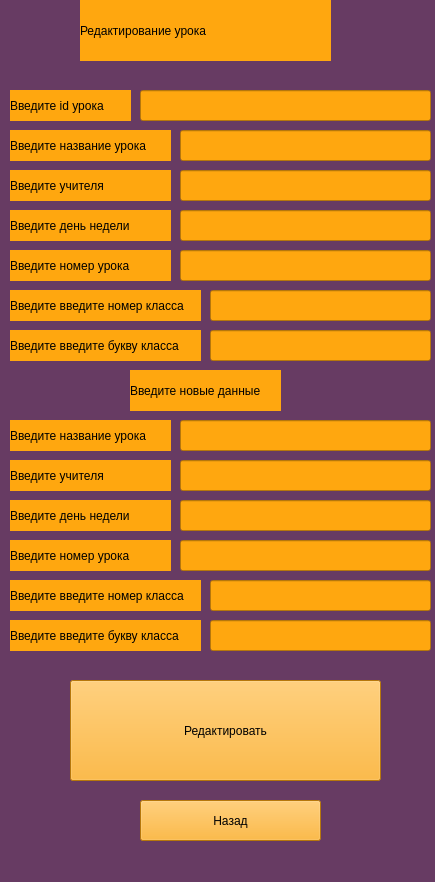
geoiva05/clever_placing, file data/editing_time_table.ui: the form before one commit.
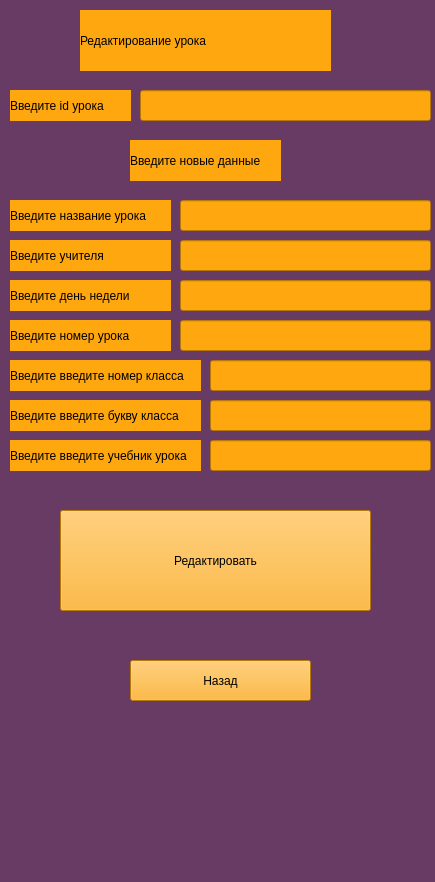
The form after the commit.

What changed in the file:
```diff
--- a/data/editing_time_table.ui
+++ b/data/editing_time_table.ui
@@ -21,7 +21,7 @@
     <property name="geometry">
      <rect>
       <x>80</x>
-      <y>0</y>
+      <y>10</y>
       <width>251</width>
       <height>61</height>
      </rect>
@@ -39,64 +39,6 @@
      <string>Редактирование урока</string>
     </property>
    </widget>
-   <widget class="QLineEdit" name="subject">
-    <property name="geometry">
-     <rect>
-      <x>180</x>
-      <y>130</y>
-      <width>251</width>
-      <height>31</height>
-     </rect>
-    </property>
-    <property name="styleSheet">
-     <string notr="true">background-color: rgb(255, 167, 15);</string>
-    </property>
-   </widget>
-   <widget class="QLineEdit" name="teacher">
-    <property name="geometry">
-     <rect>
-      <x>180</x>
-      <y>170</y>
-      <width>251</width>
-      <height>31</height>
-     </rect>
-    </property>
-    <property name="styleSheet">
-     <string notr="true">background-color: rgb(255, 167, 15);</string>
-    </property>
-   </widget>
-   <widget class="QLabel" name="label_3">
-    <property name="geometry">
-     <rect>
-      <x>10</x>
-      <y>130</y>
-      <width>161</width>
-      <height>31</height>
-     </rect>
-    </property>
-    <property name="styleSheet">
-     <string notr="true">background-color: rgb(255, 167, 15);</string>
-    </property>
-    <property name="text">
-     <string>Введите название урока</string>
-    </property>
-   </widget>
-   <widget class="QLabel" name="label_5">
-    <property name="geometry">
-     <rect>
-      <x>10</x>
-      <y>170</y>
-      <width>161</width>
-      <height>31</height>
-     </rect>
-    </property>
-    <property name="styleSheet">
-     <string notr="true">background-color: rgb(255, 167, 15);</string>
-    </property>
-    <property name="text">
-     <string>Введите учителя</string>
-    </property>
-   </widget>
    <widget class="QLabel" name="label_7">
     <property name="geometry">
      <rect>
@@ -126,27 +68,11 @@
      <string notr="true">background-color: rgb(255, 167, 15);</string>
     </property>
    </widget>
-   <widget class="QLabel" name="label_8">
-    <property name="geometry">
-     <rect>
-      <x>20</x>
-      <y>330</y>
-      <width>151</width>
-      <height>31</height>
-     </rect>
-    </property>
-    <property name="styleSheet">
-     <string notr="true">background-color: rgb(255, 167, 15);</string>
-    </property>
-    <property name="text">
-     <string>Введите новый данные</string>
-    </property>
-   </widget>
    <widget class="QLabel" name="label_9">
     <property name="geometry">
      <rect>
       <x>10</x>
-      <y>580</y>
+      <y>360</y>
       <width>191</width>
       <height>31</height>
      </rect>
@@ -162,7 +88,7 @@
     <property name="geometry">
      <rect>
       <x>10</x>
-      <y>420</y>
+      <y>200</y>
       <width>161</width>
       <height>31</height>
      </rect>
@@ -178,7 +104,7 @@
     <property name="geometry">
      <rect>
       <x>10</x>
-      <y>460</y>
+      <y>240</y>
       <width>161</width>
       <height>31</height>
      </rect>
@@ -194,7 +120,7 @@
     <property name="geometry">
      <rect>
       <x>180</x>
-      <y>420</y>
+      <y>200</y>
       <width>251</width>
       <height>31</height>
      </rect>
@@ -207,7 +133,7 @@
     <property name="geometry">
      <rect>
       <x>180</x>
-      <y>460</y>
+      <y>240</y>
       <width>251</width>
       <height>31</height>
      </rect>
@@ -220,7 +146,7 @@
     <property name="geometry">
      <rect>
       <x>210</x>
-      <y>580</y>
+      <y>360</y>
       <width>221</width>
       <height>31</height>
      </rect>
@@ -232,8 +158,8 @@
    <widget class="QPushButton" name="finish">
     <property name="geometry">
      <rect>
-      <x>70</x>
-      <y>680</y>
+      <x>60</x>
+      <y>510</y>
       <width>311</width>
       <height>101</height>
      </rect>
@@ -248,8 +174,8 @@
    <widget class="QPushButton" name="back">
     <property name="geometry">
      <rect>
-      <x>140</x>
-      <y>800</y>
+      <x>130</x>
+      <y>660</y>
       <width>181</width>
       <height>41</height>
      </rect>
@@ -261,40 +187,11 @@
      <string>Назад</string>
     </property>
    </widget>
-   <widget class="QLabel" name="label_12">
-    <property name="geometry">
-     <rect>
-      <x>10</x>
-      <y>210</y>
-      <width>161</width>
-      <height>31</height>
-     </rect>
-    </property>
-    <property name="styleSheet">
-     <string notr="true">background-color: rgb(255, 167, 15);</string>
-    </property>
-    <property name="text">
-     <string>Введите день недели</string>
-    </property>
-   </widget>
-   <widget class="QLineEdit" name="day">
-    <property name="geometry">
-     <rect>
-      <x>180</x>
-      <y>210</y>
-      <width>251</width>
-      <height>31</height>
-     </rect>
-    </property>
-    <property name="styleSheet">
-     <string notr="true">background-color: rgb(255, 167, 15);</string>
-    </property>
-   </widget>
    <widget class="QLabel" name="label_13">
     <property name="geometry">
      <rect>
       <x>10</x>
-      <y>500</y>
+      <y>280</y>
       <width>161</width>
       <height>31</height>
      </rect>
@@ -310,7 +207,7 @@
     <property name="geometry">
      <rect>
       <x>180</x>
-      <y>500</y>
+      <y>280</y>
       <width>251</width>
       <height>31</height>
      </rect>
@@ -319,43 +216,11 @@
      <string notr="true">background-color: rgb(255, 167, 15);</string>
     </property>
    </widget>
-   <widget class="QLineEdit" name="lesson_number">
-    <property name="geometry">
-     <rect>
-      <x>180</x>
-      <y>250</y>
-      <width>251</width>
-      <height>31</height>
-     </rect>
-    </property>
-    <property name="styleSheet">
-     <string notr="true">background-color: rgb(255, 167, 15);</string>
-    </property>
-    <property name="text">
-     <string/>
-    </property>
-   </widget>
-   <widget class="QLabel" name="label_14">
-    <property name="geometry">
-     <rect>
-      <x>10</x>
-      <y>250</y>
-      <width>161</width>
-      <height>31</height>
-     </rect>
-    </property>
-    <property name="styleSheet">
-     <string notr="true">background-color: rgb(255, 167, 15);</string>
-    </property>
-    <property name="text">
-     <string>Введите номер урока</string>
-    </property>
-   </widget>
    <widget class="QLabel" name="label_15">
     <property name="geometry">
      <rect>
       <x>10</x>
-      <y>540</y>
+      <y>320</y>
       <width>161</width>
       <height>31</height>
      </rect>
@@ -371,7 +236,7 @@
     <property name="geometry">
      <rect>
       <x>180</x>
-      <y>540</y>
+      <y>320</y>
       <width>251</width>
       <height>31</height>
      </rect>
@@ -387,7 +252,7 @@
     <property name="geometry">
      <rect>
       <x>210</x>
-      <y>620</y>
+      <y>400</y>
       <width>221</width>
       <height>31</height>
      </rect>
@@ -400,7 +265,7 @@
     <property name="geometry">
      <rect>
       <x>10</x>
-      <y>620</y>
+      <y>400</y>
       <width>191</width>
       <height>31</height>
      </rect>
@@ -412,69 +277,11 @@
      <string>Введите введите букву класса</string>
     </property>
    </widget>
-   <widget class="QLabel" name="label_17">
-    <property name="geometry">
-     <rect>
-      <x>10</x>
-      <y>330</y>
-      <width>191</width>
-      <height>31</height>
-     </rect>
-    </property>
-    <property name="styleSheet">
-     <string notr="true">background-color: rgb(255, 167, 15);</string>
-    </property>
-    <property name="text">
-     <string>Введите введите букву класса</string>
-    </property>
-   </widget>
-   <widget class="QLineEdit" name="class_number">
-    <property name="geometry">
-     <rect>
-      <x>210</x>
-      <y>290</y>
-      <width>221</width>
-      <height>31</height>
-     </rect>
-    </property>
-    <property name="styleSheet">
-     <string notr="true">background-color: rgb(255, 167, 15);</string>
-    </property>
-   </widget>
-   <widget class="QLabel" name="label_18">
-    <property name="geometry">
-     <rect>
-      <x>10</x>
-      <y>290</y>
-      <width>191</width>
-      <height>31</height>
-     </rect>
-    </property>
-    <property name="styleSheet">
-     <string notr="true">background-color: rgb(255, 167, 15);</string>
-    </property>
-    <property name="text">
-     <string>Введите введите номер класса</string>
-    </property>
-   </widget>
-   <widget class="QLineEdit" name="class_char">
-    <property name="geometry">
-     <rect>
-      <x>210</x>
-      <y>330</y>
-      <width>221</width>
-      <height>31</height>
-     </rect>
-    </property>
-    <property name="styleSheet">
-     <string notr="true">background-color: rgb(255, 167, 15);</string>
-    </property>
-   </widget>
    <widget class="QLabel" name="label">
     <property name="geometry">
      <rect>
       <x>130</x>
-      <y>370</y>
+      <y>140</y>
       <width>151</width>
       <height>41</height>
      </rect>
@@ -486,6 +293,35 @@
      <string>Введите новые данные</string>
     </property>
    </widget>
+   <widget class="QLineEdit" name="new_book">
+    <property name="geometry">
+     <rect>
+      <x>210</x>
+      <y>440</y>
+      <width>221</width>
+      <height>31</height>
+     </rect>
+    </property>
+    <property name="styleSheet">
+     <string notr="true">background-color: rgb(255, 167, 15);</string>
+    </property>
+   </widget>
+   <widget class="QLabel" name="label_17">
+    <property name="geometry">
+     <rect>
+      <x>10</x>
+      <y>440</y>
+      <width>191</width>
+      <height>31</height>
+     </rect>
+    </property>
+    <property name="styleSheet">
+     <string notr="true">background-color: rgb(255, 167, 15);</string>
+    </property>
+    <property name="text">
+     <string>Введите введите учебник урока</string>
+    </property>
+   </widget>
   </widget>
   <widget class="QMenuBar" name="menubar">
    <property name="geometry">
```
